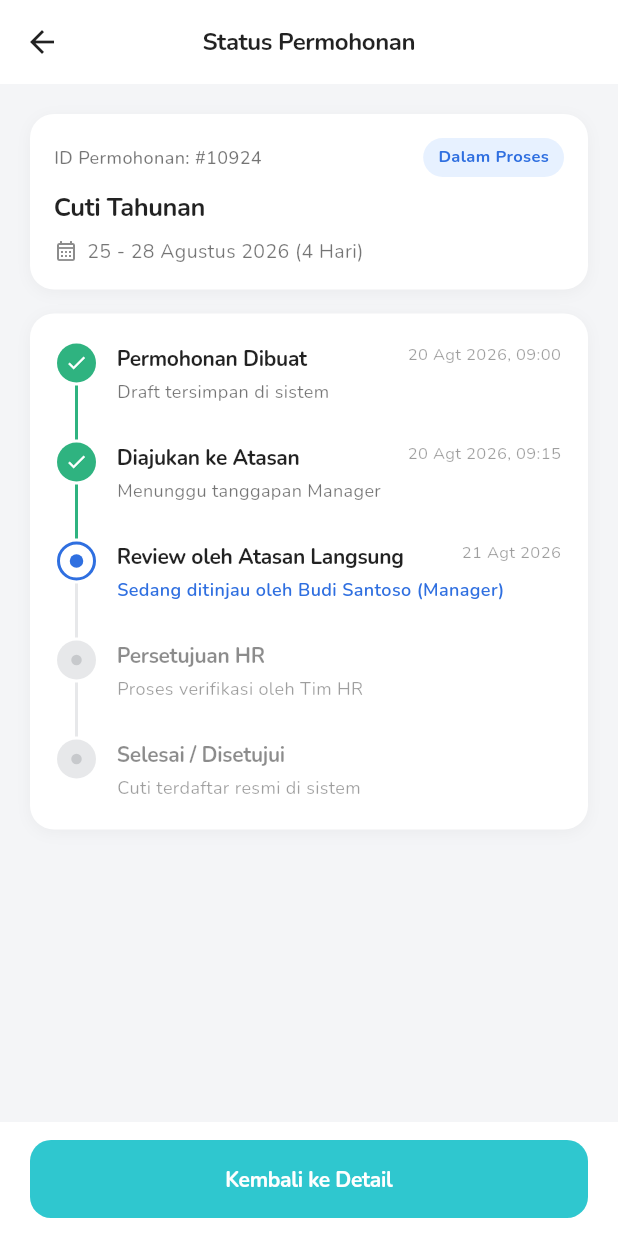
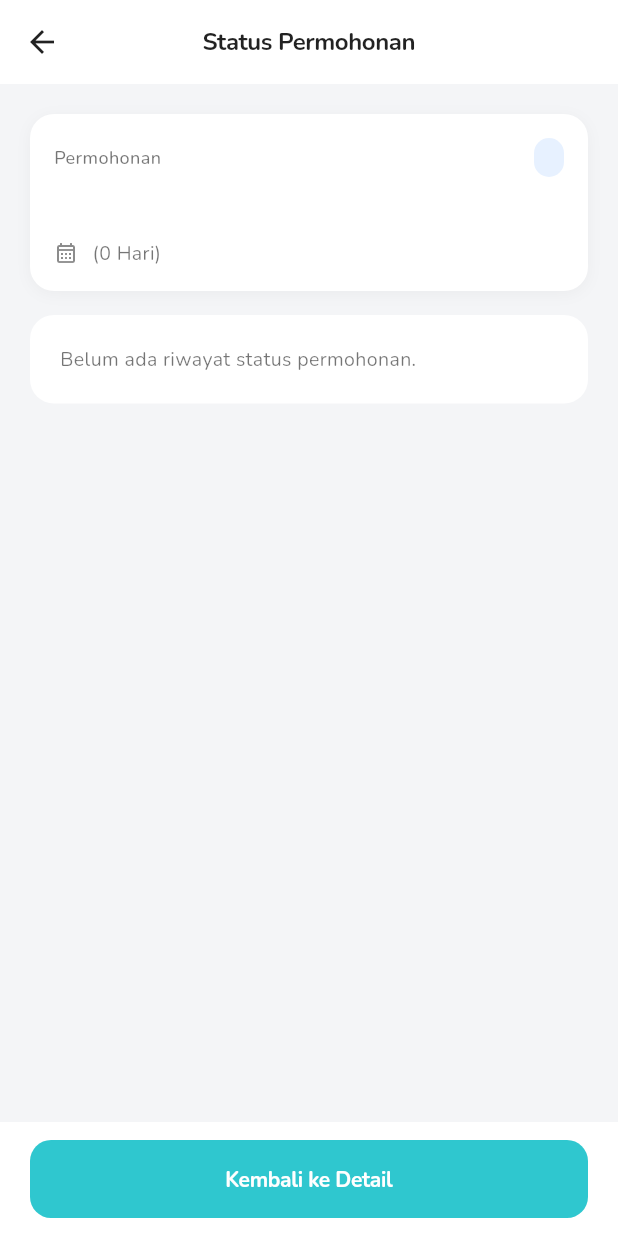
Before and after one commit to gagaspower/new_absenpro_apps, a Flutter app: the DetailPermohonanPage screen opened directly with empty values, after a tap on "Lihat Status Permohonan", on a phone screen of 412 x 824 dp. Run offline on Flutter 3.47's test engine with Material 3 defaults, Android fonts, the phone set to English and light mode, and no system bars; our stand-ins replace camera, device_info_plus, dio, file_picker, flutter_image_compress, flutter_svg and 3 more; missing offline and left inert: google_mlkit_face_detection; accounts and stored records are empty.

Commit message:
feat: detail permohonan integerasi api backend

```diff
--- a/lib/config/app_config.dart
+++ b/lib/config/app_config.dart
@@ -1,6 +1,6 @@
 class AppConfig {
   static const String baseUrl =
-      "https://hanging-effective-walnut-connect.trycloudflare.com/api/";
+      "https://linking-highway-boot-trip.trycloudflare.com/api/";
 
   static String get storageBaseUrl => baseUrl.replaceFirst('api/', 'storage/');
 }
--- /dev/null
+++ b/lib/models/leave_timeline/leave_timeline_model.dart
@@ -0,0 +1,48 @@
+import 'package:absenpro/models/leave_approval/leave_approval_model.dart';
+
+class LeaveTimelineModel {
+  final String type;
+  final String status;
+  final int? level;
+  final LeaveApprovalRoleModel? role;
+  final LeaveApprovalApproverModel? approver;
+  final String title;
+  final String description;
+  final String? note;
+  final String? actedAt;
+
+  LeaveTimelineModel({
+    required this.type,
+    required this.status,
+    this.level,
+    this.role,
+    this.approver,
+    required this.title,
+    required this.description,
+    this.note,
+    this.actedAt,
+  });
+
+  factory LeaveTimelineModel.fromJson(Map<String, dynamic> json) {
+    return LeaveTimelineModel(
+      type: json['type']?.toString() ?? '',
+      status: json['status']?.toString() ?? '',
+      level:
+          json['level'] == null ? null : int.tryParse(json['level'].toString()),
+      role: json['role'] is Map
+          ? LeaveApprovalRoleModel.fromJson(
+              Map<String, dynamic>.from(json['role']),
+            )
+          : null,
+      approver: json['approver'] is Map
+          ? LeaveApprovalApproverModel.fromJson(
+              Map<String, dynamic>.from(json['approver']),
+            )
+          : null,
+      title: json['title']?.toString() ?? '',
+      description: json['description']?.toString() ?? '',
+      note: json['note']?.toString(),
+      actedAt: json['acted_at']?.toString(),
+    );
+  }
+}
--- a/lib/pages/permohonan_cuti/detail_permohonan_page.dart
+++ b/lib/pages/permohonan_cuti/detail_permohonan_page.dart
@@ -106,7 +106,8 @@ class DetailPermohonanPage extends StatelessWidget {
                   Navigator.push(
                     context,
                     MaterialPageRoute(
-                        builder: (_) => const StatusPermohonanPage()),
+                      builder: (_) => StatusPermohonanPage(item: item),
+                    ),
                   );
                 },
                 child: Container(
--- a/lib/pages/permohonan_cuti/status_permohonan_page.dart
+++ b/lib/pages/permohonan_cuti/status_permohonan_page.dart
@@ -1,61 +1,125 @@
+import 'package:absenpro/models/leave_request_model/leave_request_model.dart';
 import 'package:flutter/material.dart';
 
-/// Halaman "Status Permohonan" — dibuka dari tombol/aksi "Lihat Status
-/// Permohonan" pada halaman detail permohonan cuti/izin.
-///
-/// Halaman ini masih berdiri sendiri (belum ada provider/model terkait),
-/// jadi seluruh datanya di-hardcode sesuai mockup. Saat backend untuk
-/// status permohonan sudah tersedia, tinggal ganti `_steps` dan data
-/// ringkasan (`_SummaryData`) dengan data asli dari provider, misalnya
-/// dengan menerima `LeaveRequestModel` lewat constructor.
 class StatusPermohonanPage extends StatelessWidget {
-  const StatusPermohonanPage({super.key});
+  final LeaveRequestModel item;
+
+  const StatusPermohonanPage({
+    super.key,
+    required this.item,
+  });
 
   static const Color primaryTeal = Color(0xFF2FC7CF);
   static const Color softBackground = Color(0xFFF4F5F7);
 
-  // --- Dummy data, sesuai mockup ---------------------------------------
-  static const _summary = _SummaryData(
-    idPermohonan: '#10924',
-    statusLabel: 'Dalam Proses',
-    jenisCuti: 'Cuti Tahunan',
-    tanggal: '25 - 28 Agustus 2026 (4 Hari)',
+  String _formatDateTime(String? value) {
+    if (value == null || value.isEmpty) {
+      return '';
+    }
+
+    try {
+      final date = DateTime.parse(value).toLocal();
+
+      const months = [
+        'Jan',
+        'Feb',
+        'Mar',
+        'Apr',
+        'Mei',
+        'Jun',
+        'Jul',
+        'Agu',
+        'Sep',
+        'Okt',
+        'Nov',
+        'Des',
+      ];
+
+      return '${date.day} ${months[date.month - 1]} ${date.year}, '
+          '${date.hour.toString().padLeft(2, '0')}:'
+          '${date.minute.toString().padLeft(2, '0')}';
+    } catch (_) {
+      return value;
+    }
+  }
+
+  String _formatDateRange() {
+    final start = item.startDate;
+    final end = item.endDate;
+
+    final days = item.totalDays % 1 == 0
+        ? item.totalDays.toStringAsFixed(0)
+        : item.totalDays.toStringAsFixed(1);
+
+    if (start == end) {
+      return '$start ($days Hari)';
+    }
+
+    return '$start - $end ($days Hari)';
+  }
+
+  PermohonanStepStatus _mapStatus(String status) {
+    switch (status.toLowerCase().trim()) {
+      case 'completed':
+        return PermohonanStepStatus.done;
+
+      case 'current':
+        return PermohonanStepStatus.current;
+
+      case 'rejected':
+        return PermohonanStepStatus.rejected;
+
+      case 'pending':
+      default:
+        return PermohonanStepStatus.pending;
+    }
+  }
+
+  List<PermohonanStep> _buildSteps() {
+    return item.timeline.map((timeline) {
+      final status = _mapStatus(timeline.status);
+
+      String? time;
+
+      if (timeline.actedAt != null && timeline.actedAt!.trim().isNotEmpty) {
+        time = _formatDateTime(timeline.actedAt);
+      }
+
+      return PermohonanStep(
+        title: timeline.title,
+        subtitle: timeline.description,
+        time: time,
+        status: status,
       );
+    }).toList();
+  }
 
-  static const List<PermohonanStep> _steps = [
-    PermohonanStep(
-      title: 'Permohonan Dibuat',
-      subtitle: 'Draft tersimpan di sistem',
-      time: '20 Agt 2026, 09:00',
-      status: PermohonanStepStatus.done,
-    ),
-    PermohonanStep(
-      title: 'Diajukan ke Atasan',
-      subtitle: 'Menunggu tanggapan Manager',
-      time: '20 Agt 2026, 09:15',
-      status: PermohonanStepStatus.done,
-    ),
-    PermohonanStep(
-      title: 'Review oleh Atasan Langsung',
-      subtitle: 'Sedang ditinjau oleh Budi Santoso (Manager)',
-      time: '21 Agt 2026',
-      status: PermohonanStepStatus.current,
-    ),
-    PermohonanStep(
-      title: 'Persetujuan HR',
-      subtitle: 'Proses verifikasi oleh Tim HR',
-      status: PermohonanStepStatus.pending,
-    ),
-    PermohonanStep(
-      title: 'Selesai / Disetujui',
-      subtitle: 'Cuti terdaftar resmi di sistem',
-      status: PermohonanStepStatus.pending,
-    ),
-  ];
-  // -----------------------------------------------------------------------
+  String _statusLabel() {
+    switch (item.status.toLowerCase().trim()) {
+      case 'approved':
+        return 'Disetujui';
+
+      case 'rejected':
+        return 'Ditolak';
+
+      case 'cancelled':
+        return 'Dibatalkan';
+
+      case 'draft':
+        return 'Draft';
+
+      case 'pending':
+        return 'Dalam Proses';
+
+      default:
+        return item.status;
+    }
+  }
 
   @override
   Widget build(BuildContext context) {
+    final steps = _buildSteps();
+
     return Scaffold(
       backgroundColor: softBackground,
       appBar: AppBar(
@@ -83,9 +147,14 @@ class StatusPermohonanPage extends StatelessWidget {
                 child: Column(
                   crossAxisAlignment: CrossAxisAlignment.start,
                   children: [
-                    _SummaryCard(data: _summary),
+                    _SummaryCard(
+                      requestNumber: item.requestNumber,
+                      statusLabel: _statusLabel(),
+                      jenisCuti: item.leaveType?.name ?? '-',
+                      tanggal: _formatDateRange(),
+                    ),
                     const SizedBox(height: 16),
-                    _TimelineCard(steps: _steps),
+                    _TimelineCard(steps: steps),
                   ],
                 ),
               ),
@@ -103,10 +172,15 @@ class StatusPermohonanPage extends StatelessWidget {
 }
 
 // ============================================================================
-// Data models
+// Timeline
 // ============================================================================
 
-enum PermohonanStepStatus { done, current, pending }
+enum PermohonanStepStatus {
+  done,
+  current,
+  pending,
+  rejected,
+}
 
 class PermohonanStep {
   final String title;
@@ -122,28 +196,22 @@ class PermohonanStep {
   });
 }
 
-class _SummaryData {
-  final String idPermohonan;
-  final String statusLabel;
-  final String jenisCuti;
-  final String tanggal;
+// ============================================================================
+// Summary
+// ============================================================================
 
-  const _SummaryData({
-    required this.idPermohonan,
+class _SummaryCard extends StatelessWidget {
+  const _SummaryCard({
+    required this.requestNumber,
     required this.statusLabel,
     required this.jenisCuti,
     required this.tanggal,
   });
-}
 
-// ============================================================================
-// Summary card (ID, status badge, jenis cuti, tanggal)
-// ============================================================================
-
-class _SummaryCard extends StatelessWidget {
-  const _SummaryCard({required this.data});
-
-  final _SummaryData data;
+  final String requestNumber;
+  final String statusLabel;
+  final String jenisCuti;
+  final String tanggal;
 
   @override
   Widget build(BuildContext context) {
@@ -168,19 +236,19 @@ class _SummaryCard extends StatelessWidget {
             mainAxisAlignment: MainAxisAlignment.spaceBetween,
             children: [
               Text(
-                'ID Permohonan: ${data.idPermohonan}',
+                requestNumber.isEmpty ? 'Permohonan' : requestNumber,
                 style: const TextStyle(
                   fontSize: 12,
                   fontWeight: FontWeight.w500,
                   color: Colors.black54,
                 ),
               ),
-              _StatusBadge(label: data.statusLabel),
+              _StatusBadge(label: statusLabel),
             ],
           ),
           const SizedBox(height: 8),
           Text(
-            data.jenisCuti,
+            jenisCuti,
             style: const TextStyle(
               fontSize: 17,
               fontWeight: FontWeight.w700,
@@ -191,13 +259,19 @@ class _SummaryCard extends StatelessWidget {
           const SizedBox(height: 8),
           Row(
             children: [
-              const Icon(Icons.calendar_month_outlined,
-                  size: 16, color: Colors.black45),
+              const Icon(
+                Icons.calendar_month_outlined,
+                size: 16,
+                color: Colors.black45,
+              ),
               const SizedBox(width: 6),
               Expanded(
                 child: Text(
-                  data.tanggal,
-                  style: const TextStyle(fontSize: 13, color: Colors.black54),
+                  tanggal,
+                  style: const TextStyle(
+                    fontSize: 13,
+                    color: Colors.black54,
+                  ),
                 ),
               ),
             ],
@@ -209,17 +283,24 @@ class _SummaryCard extends StatelessWidget {
 }
 
 class _StatusBadge extends StatelessWidget {
-  const _StatusBadge({required this.label});
+  const _StatusBadge({
+    required this.label,
+  });
 
   final String label;
 
   @override
   Widget build(BuildContext context) {
     return Container(
-      padding: const EdgeInsets.symmetric(horizontal: 10, vertical: 5),
-      decoration: BoxDecoration(
-        color: const Color(0xFFE7F1FF),
-        borderRadius: BorderRadius.circular(20),
+      padding: const EdgeInsets.symmetric(
+        horizontal: 10,
+        vertical: 5,
+      ),
+      decoration: const BoxDecoration(
+        color: Color(0xFFE7F1FF),
+        borderRadius: BorderRadius.all(
+          Radius.circular(20),
+        ),
       ),
       child: Text(
         label,
@@ -234,16 +315,36 @@ class _StatusBadge extends StatelessWidget {
 }
 
 // ============================================================================
-// Timeline card
+// Timeline Card
 // ============================================================================
 
 class _TimelineCard extends StatelessWidget {
-  const _TimelineCard({required this.steps});
+  const _TimelineCard({
+    required this.steps,
+  });
 
   final List<PermohonanStep> steps;
 
   @override
   Widget build(BuildContext context) {
+    if (steps.isEmpty) {
+      return Container(
+        width: double.infinity,
+        padding: const EdgeInsets.all(20),
+        decoration: BoxDecoration(
+          color: Colors.white,
+          borderRadius: BorderRadius.circular(16),
+        ),
+        child: const Text(
+          'Belum ada riwayat status permohonan.',
+          style: TextStyle(
+            fontSize: 13,
+            color: Colors.black54,
+          ),
+        ),
+      );
+    }
+
     return Container(
       width: double.infinity,
       padding: const EdgeInsets.fromLTRB(18, 20, 18, 4),
@@ -259,33 +360,48 @@ class _TimelineCard extends StatelessWidget {
         ],
       ),
       child: Column(
-        children: List.generate(steps.length, (index) {
+        children: List.generate(
+          steps.length,
+          (index) {
             return _TimelineRow(
               step: steps[index],
               isLast: index == steps.length - 1,
             );
-        }),
+          },
+        ),
       ),
     );
   }
 }
 
+// ============================================================================
+// Timeline Row
+// ============================================================================
+
 class _TimelineRow extends StatelessWidget {
-  const _TimelineRow({required this.step, required this.isLast});
+  const _TimelineRow({
+    required this.step,
+    required this.isLast,
+  });
 
   final PermohonanStep step;
   final bool isLast;
 
   static const Color _green = Color(0xFF2FB380);
   static const Color _blue = Color(0xFF2F6FE0);
+  static const Color _red = Color(0xFFD9534F);
   static const Color _greyFill = Color(0xFFE7E8EA);
   static const Color _greyDot = Color(0xFFC7C9CC);
+
   static const double _nodeSize = 26;
 
   @override
   Widget build(BuildContext context) {
     final isDone = step.status == PermohonanStepStatus.done;
     final isCurrent = step.status == PermohonanStepStatus.current;
+    final isRejected = step.status == PermohonanStepStatus.rejected;
+
+    final nodeColor = isRejected ? _red : null;
 
     return IntrinsicHeight(
       child: Row(
@@ -293,13 +409,21 @@ class _TimelineRow extends StatelessWidget {
         children: [
           Column(
             children: [
-              _buildNode(isDone: isDone, isCurrent: isCurrent),
+              _buildNode(
+                isDone: isDone,
+                isCurrent: isCurrent,
+                isRejected: isRejected,
+              ),
               if (!isLast)
                 Expanded(
                   child: Container(
                     width: 2,
                     margin: const EdgeInsets.symmetric(vertical: 2),
-                    color: isDone ? _green : _greyFill,
+                    color: isDone
+                        ? _green
+                        : isRejected
+                            ? _red
+                            : _greyFill,
                   ),
                 ),
             ],
@@ -307,7 +431,9 @@ class _TimelineRow extends StatelessWidget {
           const SizedBox(width: 14),
           Expanded(
             child: Padding(
-              padding: EdgeInsets.only(bottom: isLast ? 16 : 26),
+              padding: EdgeInsets.only(
+                bottom: isLast ? 16 : 26,
+              ),
               child: Column(
                 crossAxisAlignment: CrossAxisAlignment.start,
                 children: [
@@ -320,14 +446,14 @@ class _TimelineRow extends StatelessWidget {
                           style: TextStyle(
                             fontSize: 14,
                             fontWeight: FontWeight.w700,
-                            color: (isDone || isCurrent)
+                            color: (isDone || isCurrent || isRejected)
                                 ? Colors.black87
                                 : Colors.black45,
                             letterSpacing: -0.2,
                           ),
                         ),
                       ),
-                      if (step.time != null) ...[
+                      if (step.time != null && step.time!.isNotEmpty) ...[
                         const SizedBox(width: 8),
                         Text(
                           step.time!,
@@ -344,12 +470,22 @@ class _TimelineRow extends StatelessWidget {
                     step.subtitle,
                     style: TextStyle(
                       fontSize: 12,
-                      fontWeight: isCurrent ? FontWeight.w600 : FontWeight.w400,
-                      color: isCurrent
+                      fontWeight: isCurrent || isRejected
+                          ? FontWeight.w600
+                          : FontWeight.w400,
+                      color: isRejected
+                          ? _red
+                          : isCurrent
                               ? _blue
-                          : (isDone ? Colors.black54 : Colors.black38),
+                              : isDone
+                                  ? Colors.black54
+                                  : Colors.black38,
                     ),
                   ),
+                  if (step.status == PermohonanStepStatus.rejected &&
+                      step.subtitle.isNotEmpty) ...[
+                    const SizedBox(height: 4),
+                  ],
                 ],
               ),
             ),
@@ -359,16 +495,45 @@ class _TimelineRow extends StatelessWidget {
     );
   }
 
-  Widget _buildNode({required bool isDone, required bool isCurrent}) {
+  Widget _buildNode({
+    required bool isDone,
+    required bool isCurrent,
+    required bool isRejected,
+  }) {
+    if (isRejected) {
+      return Container(
+        width: _nodeSize,
+        height: _nodeSize,
+        decoration: const BoxDecoration(
+          color: _red,
+          shape: BoxShape.circle,
+        ),
+        alignment: Alignment.center,
+        child: const Icon(
+          Icons.close,
+          size: 15,
+          color: Colors.white,
+        ),
+      );
+    }
+
     if (isDone) {
       return Container(
         width: _nodeSize,
         height: _nodeSize,
-        decoration: const BoxDecoration(color: _green, shape: BoxShape.circle),
+        decoration: const BoxDecoration(
+          color: _green,
+          shape: BoxShape.circle,
+        ),
         alignment: Alignment.center,
-        child: const Icon(Icons.check, size: 15, color: Colors.white),
+        child: const Icon(
+          Icons.check,
+          size: 15,
+          color: Colors.white,
+        ),
       );
     }
+
     if (isCurrent) {
       return Container(
         width: _nodeSize,
@@ -376,33 +541,45 @@ class _TimelineRow extends StatelessWidget {
         decoration: BoxDecoration(
           color: Colors.white,
           shape: BoxShape.circle,
-          border: Border.all(color: _blue, width: 2),
+          border: Border.all(
+            color: _blue,
+            width: 2,
+          ),
         ),
         alignment: Alignment.center,
         child: Container(
           width: 9,
           height: 9,
-          decoration: const BoxDecoration(color: _blue, shape: BoxShape.circle),
+          decoration: const BoxDecoration(
+            color: _blue,
+            shape: BoxShape.circle,
+          ),
         ),
       );
     }
+
     return Container(
       width: _nodeSize,
       height: _nodeSize,
-      decoration: const BoxDecoration(color: _greyFill, shape: BoxShape.circle),
+      decoration: const BoxDecoration(
+        color: _greyFill,
+        shape: BoxShape.circle,
+      ),
       alignment: Alignment.center,
       child: Container(
         width: 7,
         height: 7,
-        decoration:
-            const BoxDecoration(color: _greyDot, shape: BoxShape.circle),
+        decoration: const BoxDecoration(
+          color: _greyDot,
+          shape: BoxShape.circle,
+        ),
       ),
     );
   }
 }
 
 // ============================================================================
-// Bottom action button
+// Bottom Button
 // ============================================================================
 
 class _BottomButton extends StatelessWidget {
```
Also changed, not shown: lib/models/leave_approval/leave_approval_model.dart (+58 -44 lines), lib/models/leave_request_model/leave_request_model.dart (+78 -24 lines), lib/pages/histori_tabs/histori_cuti_tab.dart (+15 -4 lines). Lines whose indentation alone changed are shown as unchanged.
